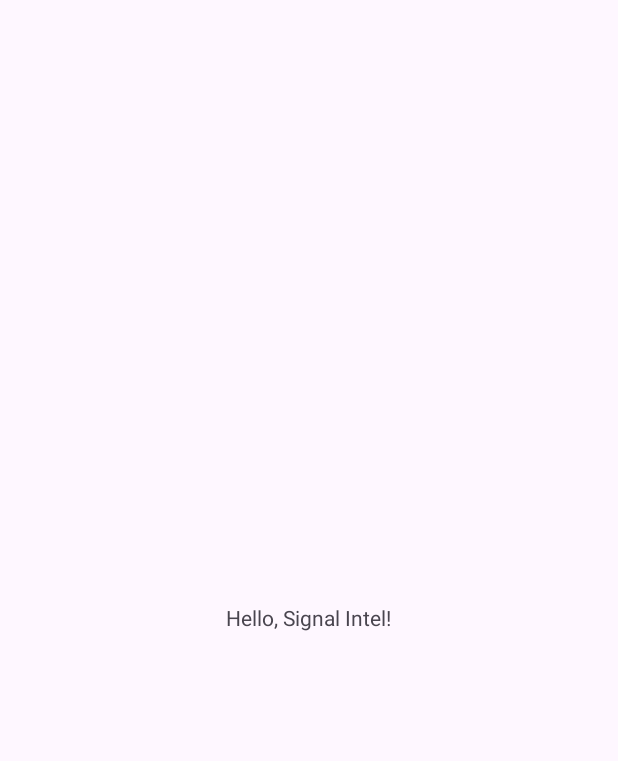
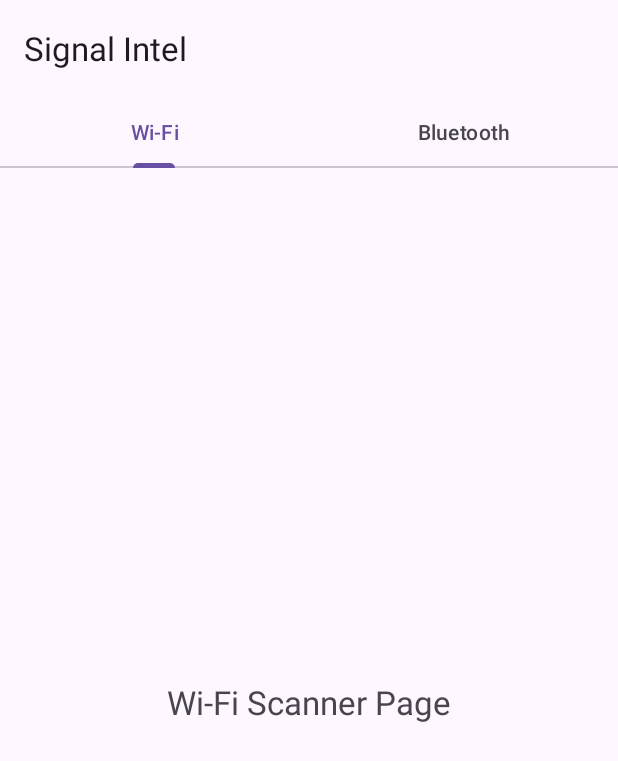
Before and after one commit to shobha-ai/Signal-Intel, an Android app: the screen it shows after launch (MainActivity), on a phone screen of 412 x 824 dp. Before the commit the part shown is almost empty. Shown: the top 761 px of the screen. Run offline under Robolectric (Android 15) with nearby library versions, the phone set to English and light mode, and no system bars.

Commit message:
feat: Implement and correctly link layouts for UI fragments

```diff
--- /dev/null
+++ b/app/src/main/java/dev/cosmic/signalintel/BluetoothFragment.java
@@ -0,0 +1,20 @@
+package dev.cosmic.signalintel;
+
+import android.os.Bundle;
+import android.view.LayoutInflater;
+import android.view.View;
+import android.view.ViewGroup;
+import androidx.annotation.NonNull;
+import androidx.annotation.Nullable;
+import androidx.fragment.app.Fragment;
+
+public class BluetoothFragment extends Fragment {
+
+    // This method connects this fragment's Java code to its XML layout.
+    @Nullable
+    @Override
+    public View onCreateView(@NonNull LayoutInflater inflater, @Nullable ViewGroup container, @Nullable Bundle savedInstanceState) {
+        // This line loads the fragment_bluetooth.xml file.
+        return inflater.inflate(R.layout.fragment_bluetooth, container, false);
+    }
+}
--- a/app/src/main/java/dev/cosmic/signalintel/MainActivity.java
+++ b/app/src/main/java/dev/cosmic/signalintel/MainActivity.java
@@ -1,13 +1,41 @@
 package dev.cosmic.signalintel;
 
+import android.os.Bundle;
 import androidx.appcompat.app.AppCompatActivity;
-import android.os.Bundle;
+import androidx.viewpager2.widget.ViewPager2;
+import com.google.android.material.appbar.MaterialToolbar;
+import com.google.android.material.tabs.TabLayout;
+import com.google.android.material.tabs.TabLayoutMediator;
 
 public class MainActivity extends AppCompatActivity {
+
     @Override
     protected void onCreate(Bundle savedInstanceState) {
         super.onCreate(savedInstanceState);
-        // This line connects the Java code to the layout file.
+        // This line connects the Java code to our activity_main.xml layout.
         setContentView(R.layout.activity_main);
+
+        // Find the UI elements we defined in the XML layout by their IDs.
+        MaterialToolbar toolbar = findViewById(R.id.toolbar);
+        TabLayout tabLayout = findViewById(R.id.tab_layout);
+        ViewPager2 viewPager = findViewById(R.id.view_pager);
+
+        // Set the toolbar as the app's action bar.
+        setSupportActionBar(toolbar);
+
+        // Create an instance of our custom adapter.
+        ViewPagerAdapter adapter = new ViewPagerAdapter(this);
+        // Set the adapter on the ViewPager2.
+        viewPager.setAdapter(adapter);
+
+        // This is the magic that links the tabs to the ViewPager.
+        // It automatically handles tab clicks and swipe gestures.
+        new TabLayoutMediator(tabLayout, viewPager, (tab, position) -> {
+            if (position == 1) {
+                tab.setText("Bluetooth");
+            } else {
+                tab.setText("Wi-Fi");
+            }
+        }).attach();
     }
 }
--- /dev/null
+++ b/app/src/main/java/dev/cosmic/signalintel/ViewPagerAdapter.java
@@ -0,0 +1,31 @@
+package dev.cosmic.signalintel;
+
+import androidx.annotation.NonNull;
+import androidx.fragment.app.Fragment;
+import androidx.fragment.app.FragmentActivity;
+import androidx.viewpager2.adapter.FragmentStateAdapter;
+
+public class ViewPagerAdapter extends FragmentStateAdapter {
+
+    public ViewPagerAdapter(@NonNull FragmentActivity fragmentActivity) {
+        super(fragmentActivity);
+    }
+
+    @NonNull
+    @Override
+    public Fragment createFragment(int position) {
+        // This method determines which fragment to show based on the tab position.
+        // Position 0 is the first tab, Position 1 is the second, and so on.
+        if (position == 1) {
+            return new BluetoothFragment();
+        }
+        // Default to the WifiFragment for the first tab (position 0).
+        return new WifiFragment();
+    }
+
+    @Override
+    public int getItemCount() {
+        // This tells the adapter that we have a total of 2 tabs.
+        return 2;
+    }
+}
--- /dev/null
+++ b/app/src/main/java/dev/cosmic/signalintel/WifiFragment.java
@@ -0,0 +1,21 @@
+package dev.cosmic.signalintel;
+
+import android.os.Bundle;
+import android.view.LayoutInflater;
+import android.view.View;
+import android.view.ViewGroup;
+import androidx.annotation.NonNull;
+import androidx.annotation.Nullable;
+import androidx.fragment.app.Fragment;
+
+public class WifiFragment extends Fragment {
+
+    // This method is called by Android when the fragment needs to show its UI.
+    // It connects our Java code to our XML layout.
+    @Nullable
+    @Override
+    public View onCreateView(@NonNull LayoutInflater inflater, @Nullable ViewGroup container, @Nullable Bundle savedInstanceState) {
+        // This line loads the fragment_wifi.xml file and returns it as the fragment's view.
+        return inflater.inflate(R.layout.fragment_wifi, container, false);
+    }
+}
--- a/app/src/main/res/layout/activity_main.xml
+++ b/app/src/main/res/layout/activity_main.xml
@@ -1,12 +1,45 @@
 <?xml version="1.0" encoding="utf-8"?>
-<LinearLayout xmlns:android="http://schemas.android.com/apk/res/android"
+<!--
+    This is the main layout for our app.
+    CoordinatorLayout allows different UI elements to interact with each other,
+    for example, making the toolbar hide when you scroll.
+-->
+<androidx.coordinatorlayout.widget.CoordinatorLayout
+    xmlns:android="http://schemas.android.com/apk/res/android"
+    xmlns:app="http://schemas.android.com/apk/res-auto"
     android:layout_width="match_parent"
-    android:layout_height="match_parent"
-    android:gravity="center">
+    android:layout_height="match_parent">
 
-    <TextView
-        android:layout_width="wrap_content"
-        android:layout_height="wrap_content"
-        android:text="Hello, Signal Intel!" />
+    <!-- AppBarLayout is the container for the toolbar at the top. -->
+    <com.google.android.material.appbar.AppBarLayout
+        android:layout_width="match_parent"
+        android:layout_height="wrap_content">
 
-</LinearLayout>
+        <!-- This is our actual toolbar, which will show the app's title. -->
+        <com.google.android.material.appbar.MaterialToolbar
+            android:id="@+id/toolbar"
+            android:layout_width="match_parent"
+            android:layout_height="?attr/actionBarSize"
+            app:title="Signal Intel" />
+
+        <!-- This will hold our "Wi-Fi" and "Bluetooth" tabs. -->
+        <com.google.android.material.tabs.TabLayout
+            android:id="@+id/tab_layout"
+            android:layout_width="match_parent"
+            android:layout_height="wrap_content" />
+
+    </com.google.android.material.appbar.AppBarLayout>
+
+    <!--
+        ViewPager2 is a modern and efficient component that manages the
+        swiping between pages (our Wi-Fi and Bluetooth fragments).
+        The 'layout_behavior' attribute connects it to the AppBarLayout,
+        enabling smooth scrolling.
+    -->
+    <androidx.viewpager2.widget.ViewPager2
+        android:id="@+id/view_pager"
+        android:layout_width="match_parent"
+        android:layout_height="match_parent"
+        app:layout_behavior="@string/appbar_scrolling_view_behavior" />
+
+</androidx.coordinatorlayout.widget.CoordinatorLayout>
--- /dev/null
+++ b/app/src/main/res/layout/fragment_bluetooth.xml
@@ -0,0 +1,14 @@
+<?xml version="1.0" encoding="utf-8"?>
+<FrameLayout xmlns:android="http://schemas.android.com/apk/res/android"
+    android:layout_width="match_parent"
+    android:layout_height="match_parent"
+    android:padding="16dp">
+
+    <TextView
+        android:layout_width="wrap_content"
+        android:layout_height="wrap_content"
+        android:text="Bluetooth Explorer Page"
+        android:textSize="22sp"
+        android:layout_gravity="center"/>
+
+</FrameLayout>
--- /dev/null
+++ b/app/src/main/res/layout/fragment_wifi.xml
@@ -0,0 +1,14 @@
+<?xml version="1.0" encoding="utf-8"?>
+<FrameLayout xmlns:android="http://schemas.android.com/apk/res/android"
+    android:layout_width="match_parent"
+    android:layout_height="match_parent"
+    android:padding="16dp">
+
+    <TextView
+        android:layout_width="wrap_content"
+        android:layout_height="wrap_content"
+        android:text="Wi-Fi Scanner Page"
+        android:textSize="22sp"
+        android:layout_gravity="center"/>
+
+</FrameLayout>
```
